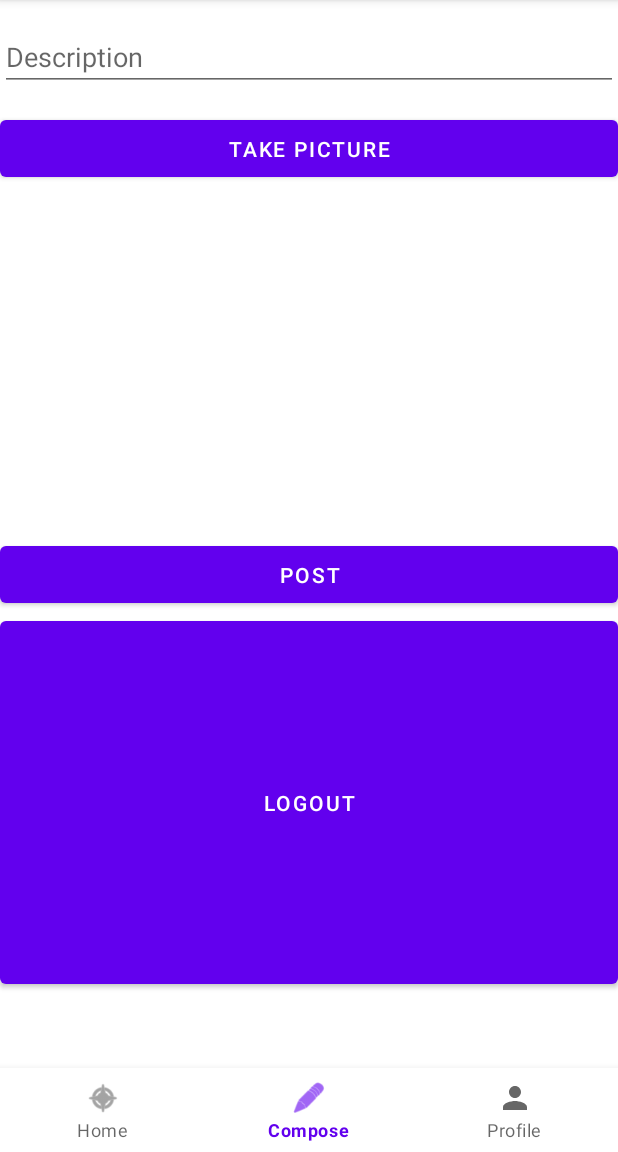
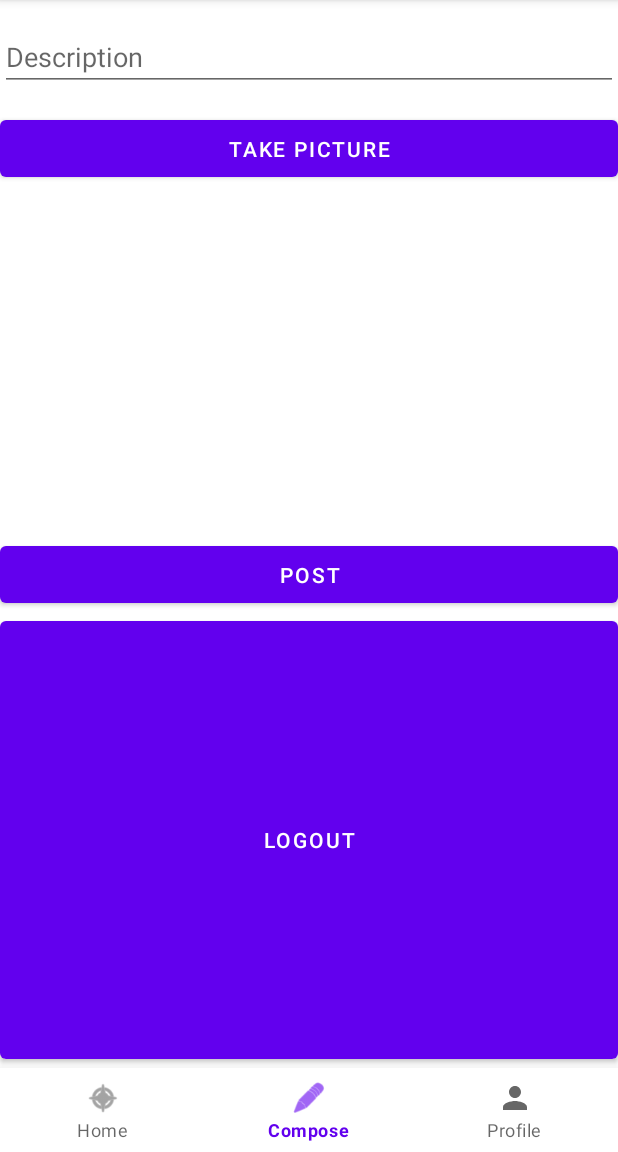
Before and after one commit to Jose-Codes/Instagram, an Android app: the PostsFragment screen opened directly, with no data from a screen before it, item 2 of the bottom bar chosen, on a phone screen of 412 x 824 dp, the part 84-1236 px from its top. Run offline under Robolectric (Android 15) with nearby library versions, the phone set to English and light mode, and no system bars; libraries missing offline, so code that uses them is left out: com.parse; pictures from the network do not load; 5 statements that could not run were skipped.

Commit message:
Implemented the bottom naviagtion bar, along with some UI features.

```diff
--- a/app/src/main/java/com/codepath/instagram/Fragments/PostsFragment.java
+++ b/app/src/main/java/com/codepath/instagram/Fragments/PostsFragment.java
@@ -45,7 +45,7 @@ public class PostsFragment extends Fragment {
     protected PostsAdapter adapter;
     protected List<Post> allPosts;
 
-    private SwipeRefreshLayout swipeContainer;
+    protected SwipeRefreshLayout swipeContainer;
 
     public PostsFragment() {
         // Required empty public constructor
--- a/app/src/main/res/layout/fragment_compose.xml
+++ b/app/src/main/res/layout/fragment_compose.xml
@@ -6,6 +6,18 @@
     android:layout_width="match_parent"
     android:layout_height="match_parent"
     tools:context=".Fragments.ComposeFragment">
+
+    <Button
+        android:id="@+id/btnLogout"
+        android:layout_width="match_parent"
+        android:layout_height="wrap_content"
+        android:layout_below="@+id/btnSubmit"
+        android:layout_alignParentStart="true"
+        android:layout_alignParentBottom="true"
+        android:layout_marginStart="0dp"
+        android:layout_marginTop="0dp"
+        android:layout_marginBottom="0dp"
+        android:text="Logout" />
 
     <EditText
         android:id="@+id/edtDescription"
@@ -43,16 +55,5 @@
         android:layout_marginTop="12dp"
         android:text="Post" />
 
-    <Button
-        android:id="@+id/btnLogout"
-        android:layout_width="match_parent"
-        android:layout_height="wrap_content"
-        android:layout_below="@+id/btnSubmit"
-        android:layout_alignParentStart="true"
-        android:layout_alignParentBottom="true"
-        android:layout_marginStart="0dp"
-        android:layout_marginTop="0dp"
-        android:layout_marginBottom="50dp"
-        android:text="Logout" />
 
 </RelativeLayout>
```
Also changed, not shown: app/src/main/java/com/codepath/instagram/Fragments/ProfileFragment.java (+5 -3 lines), 2 other files.
